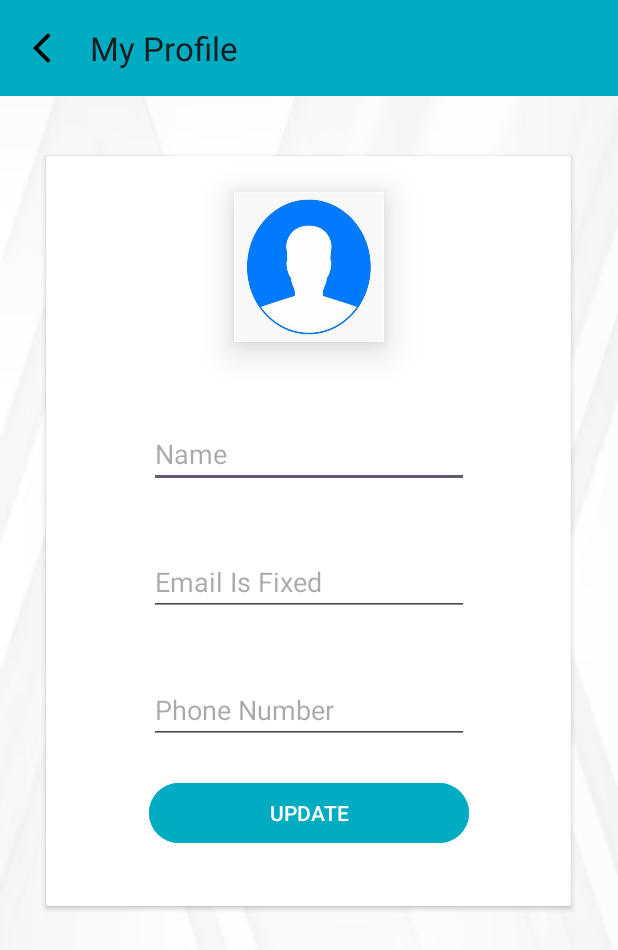
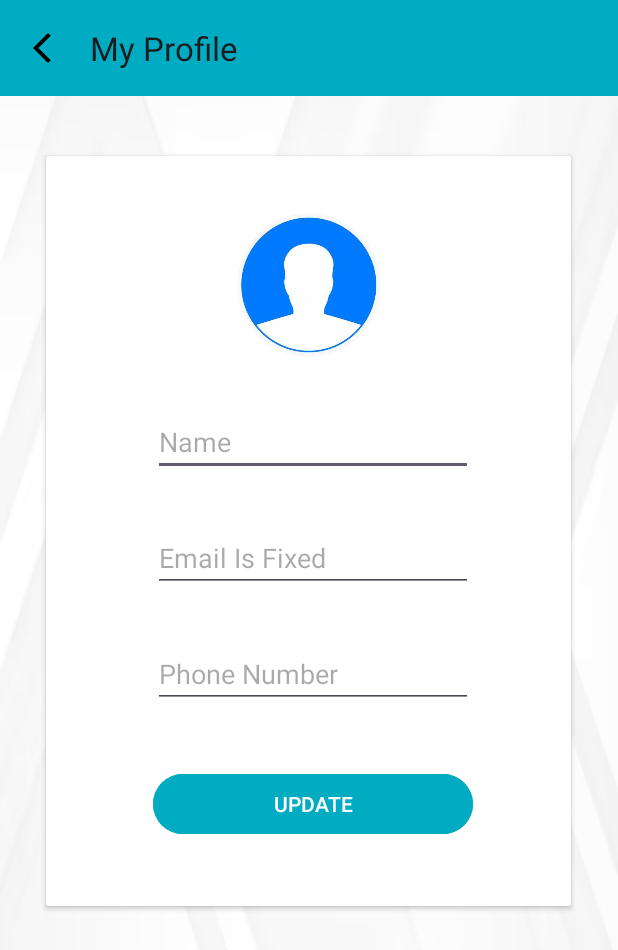
Before and after one commit to UjjwalRana12/Team-Management-App, an Android app: the MyProfileActivity screen opened directly, with no data from a screen before it, after a tap on an icon or button, on a phone screen of 412 x 824 dp. Shown: the top 950 px of the screen. Run offline under Robolectric (Android 15) with nearby library versions, the phone set to English and light mode, and no system bars; our stand-ins replace CircleImageView, Firebase (no records; nobody signed in at launch, a user with empty details on screens opened directly); 2 statements that could not run were skipped.

```diff
--- a/app/src/main/java/com/android/teammanagement/activities/Activity/Activity/CreateBoardActivity.kt
+++ b/app/src/main/java/com/android/teammanagement/activities/Activity/Activity/CreateBoardActivity.kt
@@ -51,7 +51,7 @@ class CreateBoardActivity : BaseActivity() {
                     Manifest.permission.READ_EXTERNAL_STORAGE)
                 == PackageManager.PERMISSION_GRANTED){
 
-                Constants.showImageChoser(this)
+                Constants.showImageChoser(this,Constants.PICK_IMAGE_REQUEST_CODE)
             }
             else {
                 ActivityCompat.requestPermissions(
@@ -143,7 +143,7 @@ class CreateBoardActivity : BaseActivity() {
         if (requestCode == Constants.READ_STORAGE_PERMISSION_CODE) {
             if (grantResults.isNotEmpty() && grantResults[0] == PackageManager.PERMISSION_GRANTED) {
                 Log.d("Permission", "Read storage permission granted")
-                Constants.showImageChoser(this)
+                Constants.showImageChoser(this,Constants.PICK_IMAGE_REQUEST_CODE)
             }
         } else {
             Toast.makeText(this, "Permission denied", Toast.LENGTH_LONG).show()
--- a/app/src/main/java/com/android/teammanagement/activities/Activity/Activity/MyProfileActivity.kt
+++ b/app/src/main/java/com/android/teammanagement/activities/Activity/Activity/MyProfileActivity.kt
@@ -1,4 +1,5 @@
 package com.android.teammanagement.activities.Activity.Activity
+
 
 import android.Manifest
 import android.annotation.SuppressLint
@@ -9,7 +10,6 @@ import android.net.Uri
 import android.os.Bundle
 import android.provider.MediaStore
 import android.util.Log
-import android.webkit.MimeTypeMap
 import android.widget.Button
 import android.widget.EditText
 import android.widget.ImageView
@@ -17,13 +17,12 @@ import android.widget.Toast
 import androidx.appcompat.widget.Toolbar
 import androidx.core.app.ActivityCompat
 import androidx.core.content.ContextCompat
-
 import com.android.teammanagement.R
 import com.android.teammanagement.activities.Activity.firebase.FirestoreClass
 import com.android.teammanagement.activities.Activity.models.User
 import com.android.teammanagement.activities.Activity.utils.Constants
 import com.android.teammanagement.activities.Activity.utils.Constants.READ_STORAGE_PERMISSION_CODE
-
+import com.android.teammanagement.activities.Activity.utils.Constants.showImageChoser
 import com.bumptech.glide.Glide
 import com.google.firebase.storage.FirebaseStorage
 import com.google.firebase.storage.StorageReference
@@ -31,21 +30,19 @@ import java.io.IOException
 
 class MyProfileActivity : BaseActivity() {
 
-
-
     lateinit var my_pro_toolbar: Toolbar
     lateinit var iv_profile_user_image: ImageView
     lateinit var et_pro_name: EditText
     lateinit var et_pro_email: EditText
     lateinit var et_pro_phone: EditText
-    lateinit var btn_update:Button
+    lateinit var btn_update: Button
 
     private var mSelectedImageFileUri: Uri? = null
-    private lateinit var mUserDetails:User
+    private lateinit var mUserDetails: User
     private var mProfileImageURL: String? = ""
 
+    private val PICK_IMAGE_REQUEST_CODE = 1
 
-    @SuppressLint("MissingInflatedId")
     override fun onCreate(savedInstanceState: Bundle?) {
         super.onCreate(savedInstanceState)
         setContentView(R.layout.activity_my_profile)
@@ -54,40 +51,37 @@ class MyProfileActivity : BaseActivity() {
         et_pro_name = findViewById(R.id.et_name_pro)
         et_pro_email = findViewById(R.id.et_email_pro)
         et_pro_phone = findViewById(R.id.et_phone_pro)
-        btn_update=findViewById(R.id.btn_update)
+        btn_update = findViewById(R.id.btn_update)
         setupActionBar()
 
         FirestoreClass().loadUserData(this)
 
         iv_profile_user_image.setOnClickListener {
-            Log.d("permission","image button is triggered")
-            if (ContextCompat.checkSelfPermission(this,
-                    Manifest.permission.READ_EXTERNAL_STORAGE)
-                == PackageManager.PERMISSION_GRANTED) {
 
-               Constants.showImageChoser(this)
-            }
-            else {
+            if (ContextCompat.checkSelfPermission(
+                    this,
+                    Manifest.permission.READ_EXTERNAL_STORAGE
+                ) == PackageManager.PERMISSION_GRANTED
+            ) {
+                Log.d("permission", "Image button is triggered")
+                showImageChoser(this, PICK_IMAGE_REQUEST_CODE)
+            } else {
                 ActivityCompat.requestPermissions(
                     this,
                     arrayOf(Manifest.permission.READ_EXTERNAL_STORAGE),
                     READ_STORAGE_PERMISSION_CODE
                 )
-
             }
-
         }
 
         btn_update.setOnClickListener {
-            if(mSelectedImageFileUri!=null){
+            if (mSelectedImageFileUri != null) {
                 uploadUserImage()
-            }
-            else {
-                showProgressDialogue("please wait")
+            } else {
+                showProgressDialogue("Please wait")
                 updateUserProfileData()
             }
         }
-
     }
 
     override fun onRequestPermissionsResult(
@@ -99,7 +93,7 @@ class MyProfileActivity : BaseActivity() {
         if (requestCode == READ_STORAGE_PERMISSION_CODE) {
             if (grantResults.isNotEmpty() && grantResults[0] == PackageManager.PERMISSION_GRANTED) {
                 Log.d("Permission", "Read storage permission granted")
-                Constants.showImageChoser(this)
+                showImageChoser(this, PICK_IMAGE_REQUEST_CODE)
             }
         } else {
             Toast.makeText(this, "Permission denied", Toast.LENGTH_LONG).show()
@@ -109,11 +103,10 @@ class MyProfileActivity : BaseActivity() {
 
     override fun onActivityResult(requestCode: Int, resultCode: Int, data: Intent?) {
         super.onActivityResult(requestCode, resultCode, data)
-        if (resultCode == Activity.RESULT_OK && requestCode == Constants.PICK_IMAGE_REQUEST_CODE && data!!.data != null) {
+        if (resultCode == Activity.RESULT_OK && requestCode == PICK_IMAGE_REQUEST_CODE && data != null) {
             mSelectedImageFileUri = data.data
             try {
-                Glide
-                    .with(this@MyProfileActivity)
+                Glide.with(this@MyProfileActivity)
                     .load(mSelectedImageFileUri)
                     .centerCrop()
                     .placeholder(R.drawable.profile)
@@ -121,35 +114,25 @@ class MyProfileActivity : BaseActivity() {
             } catch (e: IOException) {
                 e.printStackTrace()
             }
-
-
         }
     }
 
     private fun setupActionBar() {
         setSupportActionBar(my_pro_toolbar)
-        val actionBar = supportActionBar
-        if (actionBar != null) {
-            actionBar.setDisplayHomeAsUpEnabled(true)
-            actionBar.setHomeAsUpIndicator(R.drawable.baseline_arrow_back_ios_new_24)
-            actionBar.title = "My Profile"
+        supportActionBar?.apply {
+            setDisplayHomeAsUpEnabled(true)
+            setHomeAsUpIndicator(R.drawable.baseline_arrow_back_ios_new_24)
+            title = "My Profile"
         }
         my_pro_toolbar.setNavigationOnClickListener {
             onBackPressed()
         }
     }
 
+    fun setUserDatInUI(user: User) {
+        mUserDetails = user
 
-
-
-
-
-    fun setUserDatInUI(user: User) {
-
-        mUserDetails=user
-
-        Glide
-            .with(this@MyProfileActivity)
+        Glide.with(this@MyProfileActivity)
             .load(user.image)
             .centerCrop()
             .placeholder(R.drawable.profile)
@@ -161,57 +144,57 @@ class MyProfileActivity : BaseActivity() {
             et_pro_phone.setText(user.mobile.toString())
         }
     }
-      private fun updateUserProfileData(){
-            var userHashMap= HashMap<String,Any>()
 
-            if(mProfileImageURL!!.isNotEmpty() && mProfileImageURL!= mUserDetails.image){
+    private fun updateUserProfileData() {
+        val userHashMap = HashMap<String, Any>()
 
-                userHashMap[Constants.IMAGE]= mProfileImageURL!!
+        if (mProfileImageURL!!.isNotEmpty() && mProfileImageURL != mUserDetails.image) {
+            userHashMap[Constants.IMAGE] = mProfileImageURL!!
         }
-            if(et_pro_name.text.toString()!=mUserDetails.name){
-                userHashMap[Constants.NAME]= et_pro_name.text.toString()
-
+        if (et_pro_name.text.toString() != mUserDetails.name) {
+            userHashMap[Constants.NAME] = et_pro_name.text.toString()
         }
-            if(et_pro_phone.toString()!=mUserDetails.mobile.toString()){
-                userHashMap[Constants.MOBILE]=et_pro_phone.text.toString().toLong()
+        if (et_pro_phone.toString() != mUserDetails.mobile.toString()) {
+            userHashMap[Constants.MOBILE] = et_pro_phone.text.toString().toLong()
         }
-            FirestoreClass().updateUserProfileData(this,userHashMap)
+        FirestoreClass().updateUserProfileData(this, userHashMap)
     }
 
-    private fun uploadUserImage(){
-        showProgressDialogue("please wait")
-        if (mSelectedImageFileUri!=null) {
-            val sRef:StorageReference=FirebaseStorage.getInstance()
-                .reference.child("USER_IMAGE"+System.currentTimeMillis()+
-                        "."+Constants.getFileExtension(this,mSelectedImageFileUri))
+    private fun uploadUserImage() {
+        showProgressDialogue("Please wait")
+        if (mSelectedImageFileUri != null) {
+            val sRef: StorageReference = FirebaseStorage.getInstance()
+                .reference.child(
+                    "USER_IMAGE" + System.currentTimeMillis() +
+                            "." + Constants.getFileExtension(this, mSelectedImageFileUri)
+                )
 
-            sRef.putFile(mSelectedImageFileUri!!).addOnSuccessListener{
-                taskSnapshot->
-                Log.i("Firebase Image Url",
-                    taskSnapshot.metadata!!.reference!!.downloadUrl.toString())
+            sRef.putFile(mSelectedImageFileUri!!)
+                .addOnSuccessListener { taskSnapshot ->
+                    Log.i(
+                        "Firebase Image Url",
+                        taskSnapshot.metadata!!.reference!!.downloadUrl.toString()
+                    )
 
-                taskSnapshot.metadata!!.reference!!.downloadUrl.addOnSuccessListener {
-                    uri ->
-                    Log.e("Downloadable Image Url",uri.toString())
-                    mProfileImageURL=uri.toString()
-
+                    taskSnapshot.metadata!!.reference!!.downloadUrl.addOnSuccessListener { uri ->
+                        Log.e("Downloadable Image Url", uri.toString())
+                        mProfileImageURL = uri.toString()
                         updateUserProfileData()
-
                     }
-            }.addOnFailureListener{
-                exception->
-                Toast.makeText(this@MyProfileActivity,exception.message, Toast.LENGTH_SHORT).show()
+                }
+                .addOnFailureListener { exception ->
+                    Toast.makeText(this@MyProfileActivity, exception.message, Toast.LENGTH_SHORT)
+                        .show()
                     hideProgressDialogue()
                 }
-
+        }
     }
 
-    }
-
-
-    fun profileUpdateSuccess(){
+    fun profileUpdateSuccess() {
         hideProgressDialogue()
         setResult(Activity.RESULT_OK)
         finish()
     }
+
+
 }
--- a/app/src/main/res/layout/activity_intro.xml
+++ b/app/src/main/res/layout/activity_intro.xml
@@ -11,9 +11,10 @@
         android:id="@+id/textView"
         android:layout_width="wrap_content"
         android:layout_height="wrap_content"
-        android:text="Welcome "
+        android:text="Let's Dream  "
         android:textColor="@color/text_color_primary"
-        android:textSize="24sp"
+        android:textSize="34sp"
+        android:textStyle="italic|bold"
         app:layout_constraintBottom_toBottomOf="parent"
         app:layout_constraintEnd_toEndOf="parent"
         app:layout_constraintStart_toStartOf="parent"
@@ -56,4 +57,5 @@
         app:layout_constraintHorizontal_bias="0.616"
         app:layout_constraintStart_toEndOf="@+id/button_SignIn"
         app:layout_constraintTop_toBottomOf="@+id/imageView" />
+
 </androidx.constraintlayout.widget.ConstraintLayout>
--- a/app/src/main/res/layout/activity_my_profile.xml
+++ b/app/src/main/res/layout/activity_my_profile.xml
@@ -39,43 +39,45 @@
             android:background="@color/white"
             android:layout_height="match_parent">
 
-            <de.hdodenhof.circleimageview.CircleImageView
-                android:background="@drawable/profile"
-                android:id="@+id/iv_profile_user_image"
+            <FrameLayout
+                android:id="@+id/profile_image_container"
+                android:layout_width="wrap_content"
+                android:layout_height="wrap_content"
                 android:clickable="true"
-                android:layout_width="100dp"
-                android:layout_height="100dp"
-                android:elevation="15dp"
-                android:layout_marginTop="24dp"
-                app:layout_constraintEnd_toEndOf="parent"
-                app:layout_constraintStart_toStartOf="parent"
-                app:layout_constraintTop_toTopOf="parent" />
+                android:focusable="true"
+                android:foreground="?android:attr/selectableItemBackground"
+                app:layout_constraintStart_toStartOf="@+id/iv_profile_user_image"
+                app:layout_constraintTop_toTopOf="@+id/iv_profile_user_image">
+
+            </FrameLayout>
 
             <EditText
                 android:id="@+id/et_name_pro"
                 android:layout_width="wrap_content"
                 android:layout_height="wrap_content"
-                android:layout_marginTop="52dp"
+                android:layout_marginTop="32dp"
                 android:ems="10"
+                android:hint="Name"
+                android:inputType="text"
                 android:textColor="@color/text_color_secondary"
-                android:inputType="text"
-                android:hint="Name"
                 app:layout_constraintEnd_toEndOf="@+id/iv_profile_user_image"
+                app:layout_constraintHorizontal_bias="0.481"
                 app:layout_constraintStart_toStartOf="@+id/iv_profile_user_image"
-                app:layout_constraintTop_toBottomOf="@+id/iv_profile_user_image" />
+                app:layout_constraintTop_toBottomOf="@+id/iv_profile_user_image"
+                tools:ignore="MissingConstraints" />
 
             <EditText
                 android:id="@+id/et_email_pro"
                 android:layout_width="wrap_content"
                 android:layout_height="wrap_content"
-                android:textColor="@color/text_color_secondary"
+                android:layout_marginTop="32dp"
 
-                android:layout_marginTop="40dp"
                 android:ems="10"
                 android:focusable="false"
                 android:focusableInTouchMode="false"
+                android:hint="Email Is Fixed"
                 android:inputType="textEmailAddress"
-                android:hint="Email Is Fixed"
+                android:textColor="@color/text_color_secondary"
 
                 app:layout_constraintEnd_toEndOf="@+id/et_name_pro"
                 app:layout_constraintHorizontal_bias="0.0"
@@ -86,11 +88,11 @@
                 android:id="@+id/et_phone_pro"
                 android:layout_width="wrap_content"
                 android:layout_height="wrap_content"
-                android:layout_marginTop="40dp"
+                android:layout_marginTop="32dp"
                 android:ems="10"
+                android:hint="Phone Number"
+                android:inputType="phone"
                 android:textColor="@color/text_color_secondary"
-                android:inputType="phone"
-               android:hint="Phone Number"
                 app:layout_constraintEnd_toEndOf="@+id/et_email_pro"
                 app:layout_constraintHorizontal_bias="0.0"
                 app:layout_constraintStart_toStartOf="@+id/et_email_pro"
@@ -100,12 +102,25 @@
                 android:id="@+id/btn_update"
                 android:layout_width="0dp"
                 android:layout_height="wrap_content"
-                android:layout_marginTop="22dp"
+                android:layout_marginTop="40dp"
+                android:backgroundTint="@color/color_primary"
                 android:text="UPDATE"
-                android:backgroundTint="@color/color_primary"
                 app:layout_constraintEnd_toEndOf="@+id/et_phone_pro"
+                app:layout_constraintHorizontal_bias="0.0"
                 app:layout_constraintStart_toStartOf="@+id/et_phone_pro"
                 app:layout_constraintTop_toBottomOf="@+id/et_phone_pro" />
+
+            <de.hdodenhof.circleimageview.CircleImageView
+                android:id="@+id/iv_profile_user_image"
+                android:layout_width="100dp"
+                android:layout_height="100dp"
+                android:layout_marginTop="36dp"
+                android:src="@drawable/profile"
+                app:civ_border_color="@color/white"
+                app:civ_border_width="2dp"
+                app:layout_constraintEnd_toEndOf="parent"
+                app:layout_constraintStart_toStartOf="parent"
+                app:layout_constraintTop_toTopOf="parent" />
 
 
         </androidx.constraintlayout.widget.ConstraintLayout>
--- a/app/src/main/res/layout/activity_sign_up.xml
+++ b/app/src/main/res/layout/activity_sign_up.xml
@@ -20,7 +20,7 @@
             android:layout_width="match_parent"
             android:layout_height="match_parent"
             android:gravity="center"
-            android:text="signup activity"
+            android:text="Sign Up "
             android:textColor="@color/text_color_primary"
             android:textSize="24sp"
             android:textStyle="bold">
```
Also changed, not shown: app/src/main/AndroidManifest.xml (+6 -5 lines), app/src/main/java/com/android/teammanagement/activities/Activity/Activity/BaseActivity.kt (+5 -2 lines), app/src/main/java/com/android/teammanagement/activities/Activity/utils/Constants.kt (+12 -7 lines), app/src/main/java/com/android/teammanagement/activities/Activity/Activity/MainActivity.kt (indentation only), app/src/main/java/com/android/teammanagement/activities/Activity/firebase/FirestoreClass.kt (indentation only). Lines whose indentation alone changed are shown as unchanged.
